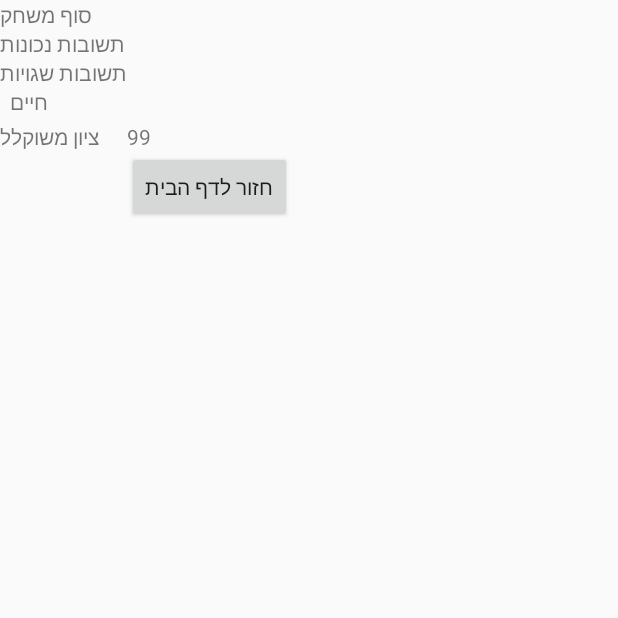
After one commit to YanivBir/KingTrivia, an Android app: the EndGameActivity screen opened directly, with no data from a screen before it, on a phone screen of 412 x 824 dp, the top half of it. The commit adds this screen. Run offline under Robolectric (Android 15) with nearby library versions, the phone set to English and light mode, and no system bars; 3 statements that could not run were skipped.

Commit message:
Build board game section

```diff
--- a/app/src/main/AndroidManifest.xml
+++ b/app/src/main/AndroidManifest.xml
@@ -24,6 +24,8 @@
         <activity android:name=".AdminActivity"/>
         <activity android:name=".NewQuestionActivity"/>
         <activity android:name=".UpdateQuestionActivity"/>
+        <activity android:name=".GameActivity"/>
+        <activity android:name=".EndGameActivity"/>
     </application>
 
 </manifest>
--- /dev/null
+++ b/app/src/main/java/com/example/kingtrivia/EndGameActivity.java
@@ -0,0 +1,45 @@
+package com.example.kingtrivia;
+
+import android.os.Bundle;
+import android.view.View;
+import android.widget.Button;
+import android.widget.TextView;
+
+import androidx.appcompat.app.AppCompatActivity;
+
+public class EndGameActivity extends AppCompatActivity {
+    private TextView mCorrect;
+    private TextView mWrong;
+    private TextView mLife;
+    private TextView mAllGrades;
+
+    private Button returnLevel;
+
+    @Override
+    protected void onCreate(Bundle savedInstanceState) {
+        super.onCreate(savedInstanceState);
+        setContentView(R.layout.activity_endgame);
+
+        mCorrect = findViewById(R.id.txtCorrect);
+        mWrong = findViewById(R.id.txtUnCorrect);
+        mLife =  findViewById(R.id.txtLife);
+        mAllGrades =  findViewById(R.id.txtAllGrades);
+        returnLevel =  findViewById(R.id.btnHome);
+
+        Bundle bundle = getIntent().getExtras();
+        String correct = bundle.getString("correct");
+        String wrong = bundle.getString("wrong");
+        String life = bundle.getString("life");
+
+        mCorrect.setText(correct);
+        mWrong.setText(wrong);
+        mLife.setText(life);
+
+        returnLevel.setOnClickListener(new View.OnClickListener() {
+            @Override
+            public void onClick(View view) {
+                finish();;
+            }
+        });
+    }
+}
--- a/app/src/main/res/layout/activity_endgame.xml
+++ b/app/src/main/res/layout/activity_endgame.xml
@@ -6,6 +6,12 @@
     android:layout_height="match_parent"
     tools:context=".MainActivity">
 
+    <GridLayout
+        android:layout_width="match_parent"
+        android:layout_height="match_parent"
+        android:layoutDirection="ltr"
+        tools:layout_editor_absoluteX="-59dp"
+        tools:layout_editor_absoluteY="16dp">
 
         <TextView
             android:id="@+id/textView10"
@@ -14,7 +20,9 @@
             android:text="סוף משחק"
             tools:ignore="MissingConstraints"
             tools:layout_editor_absoluteX="177dp"
-        tools:layout_editor_absoluteY="16dp" />
+            tools:layout_editor_absoluteY="16dp"
+            android:layout_row="0"
+            android:layout_column="0" />
 
         <TextView
             android:id="@+id/textView11"
@@ -23,7 +31,9 @@
             android:text="תשובות נכונות"
             tools:ignore="MissingConstraints"
             tools:layout_editor_absoluteX="312dp"
-        tools:layout_editor_absoluteY="107dp" />
+            tools:layout_editor_absoluteY="107dp"
+            android:layout_row="1"
+            android:layout_column="0" />
 
         <TextView
             android:id="@+id/txtCorrect"
@@ -32,7 +42,9 @@
             android:text="99"
             tools:ignore="MissingConstraints"
             tools:layout_editor_absoluteX="262dp"
-        tools:layout_editor_absoluteY="107dp" />
+            tools:layout_editor_absoluteY="107dp"
+            android:layout_row="1"
+            android:layout_column="1" />
 
         <TextView
             android:id="@+id/textView13"
@@ -41,7 +53,9 @@
             android:text="תשובות שגויות"
             tools:ignore="MissingConstraints"
             tools:layout_editor_absoluteX="310dp"
-        tools:layout_editor_absoluteY="150dp" />
+            tools:layout_editor_absoluteY="150dp"
+            android:layout_row="2"
+            android:layout_column="0" />
 
         <TextView
             android:id="@+id/txtUnCorrect"
@@ -59,7 +73,9 @@
             android:text="חיים"
             tools:ignore="MissingConstraints"
             tools:layout_editor_absoluteX="363dp"
-        tools:layout_editor_absoluteY="191dp" />
+            tools:layout_editor_absoluteY="191dp"
+            android:layout_row="3"
+            android:layout_column="0" />
 
         <TextView
             android:id="@+id/txtLife"
@@ -72,12 +88,14 @@
 
         <Button
             android:id="@+id/btnHome"
-        android:layout_width="118dp"
-        android:layout_height="37dp"
+            android:layout_width="wrap_content"
+            android:layout_height="wrap_content"
             android:text="חזור לדף הבית"
             tools:ignore="MissingConstraints"
             tools:layout_editor_absoluteX="160dp"
-        tools:layout_editor_absoluteY="304dp" />
+            tools:layout_editor_absoluteY="304dp"
+            android:layout_row="5"
+            android:layout_column="1" />
 
         <TextView
             android:id="@+id/textView17"
@@ -86,10 +104,12 @@
             android:text="ציון משוקלל"
             tools:ignore="MissingConstraints"
             tools:layout_editor_absoluteX="327dp"
-        tools:layout_editor_absoluteY="232dp" />
+            tools:layout_editor_absoluteY="232dp"
+            android:layout_row="4"
+            android:layout_column="0" />
 
         <TextView
-        android:id="@+id/textView18"
+            android:id="@+id/txtAllGrades"
             android:layout_width="wrap_content"
             android:layout_height="wrap_content"
             android:text="99"
@@ -97,5 +117,6 @@
             tools:layout_editor_absoluteX="262dp"
             tools:layout_editor_absoluteY="232dp" />
 
+    </GridLayout>
 
 </androidx.constraintlayout.widget.ConstraintLayout>
--- a/app/src/main/res/layout/activity_login.xml
+++ b/app/src/main/res/layout/activity_login.xml
@@ -45,7 +45,7 @@
             android:layout_width="215dp"
             android:layout_height="wrap_content"
             android:imeOptions="actionSend"
-            android:inputType="text"
+            android:inputType="textPassword"
             android:textSize="28dp"
             tools:ignore="MissingConstraints"
             tools:layout_editor_absoluteX="89dp"
--- a/app/src/main/res/layout/activity_register.xml
+++ b/app/src/main/res/layout/activity_register.xml
@@ -54,7 +54,7 @@
             android:layout_width="216dp"
             android:layout_height="48dp"
             android:imeOptions="actionSend"
-            android:inputType="text"
+            android:inputType="textPassword"
             android:textSize="28dp"
             tools:ignore="MissingConstraints"
             tools:layout_editor_absoluteX="107dp"
@@ -74,7 +74,7 @@
             android:layout_width="216dp"
             android:layout_height="48dp"
             android:imeOptions="actionSend"
-            android:inputType="text"
+            android:inputType="textPassword"
             android:textSize="28dp"
             tools:ignore="MissingConstraints"
             tools:layout_editor_absoluteX="107dp"
--- a/app/src/main/res/values/strings.xml
+++ b/app/src/main/res/values/strings.xml
@@ -1,5 +1,5 @@
 <resources>
-    <string name="app_name">KingTrivia</string>
+    <string name="app_name">King Trivia</string>
     <string name="login">Login</string>
     <string name="hello_guest">Hello Guest!</string>
     <string name="register">Register</string>
```
Also changed, not shown: app/src/main/java/com/example/kingtrivia/GameActivity.java (added, +247 -0 lines), app/src/main/java/com/example/kingtrivia/LevelActiviy.java (+48 -23 lines), app/src/main/java/com/example/kingtrivia/NewQuestionActivity.java (+47 -6 lines), app/src/main/java/com/example/kingtrivia/UpdateQuestionActivity.java (+22 -9 lines), app/src/main/res/layout/activity_question.xml (+36 -11 lines), app/src/main/res/layout/activity_updatequestion.xml (+6 -6 lines). Lines whose indentation alone changed are shown as unchanged.
